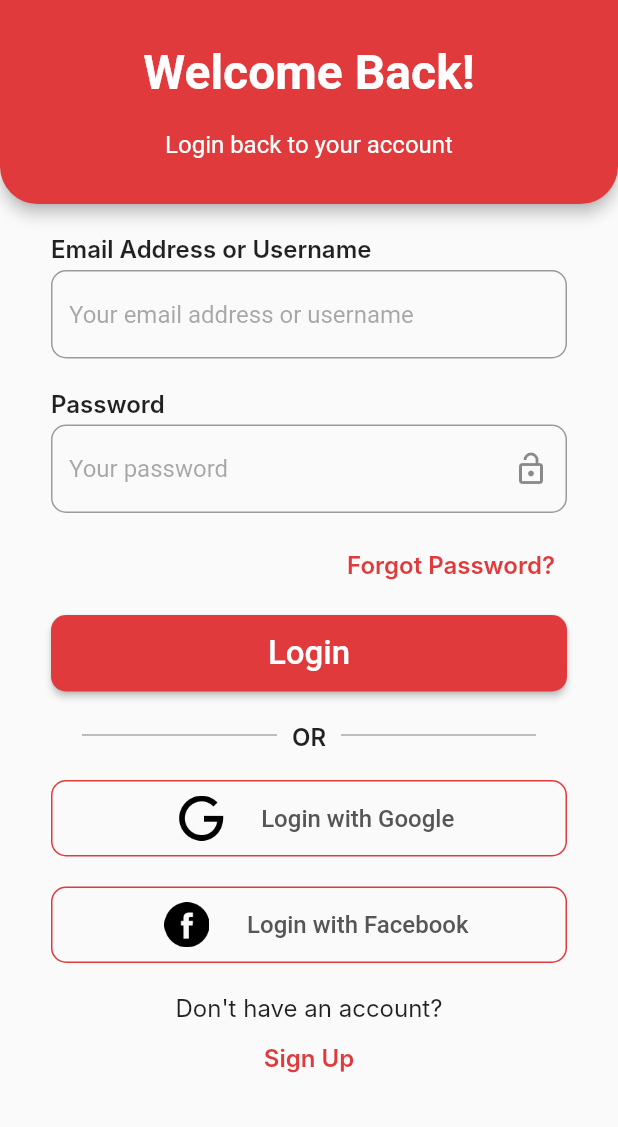
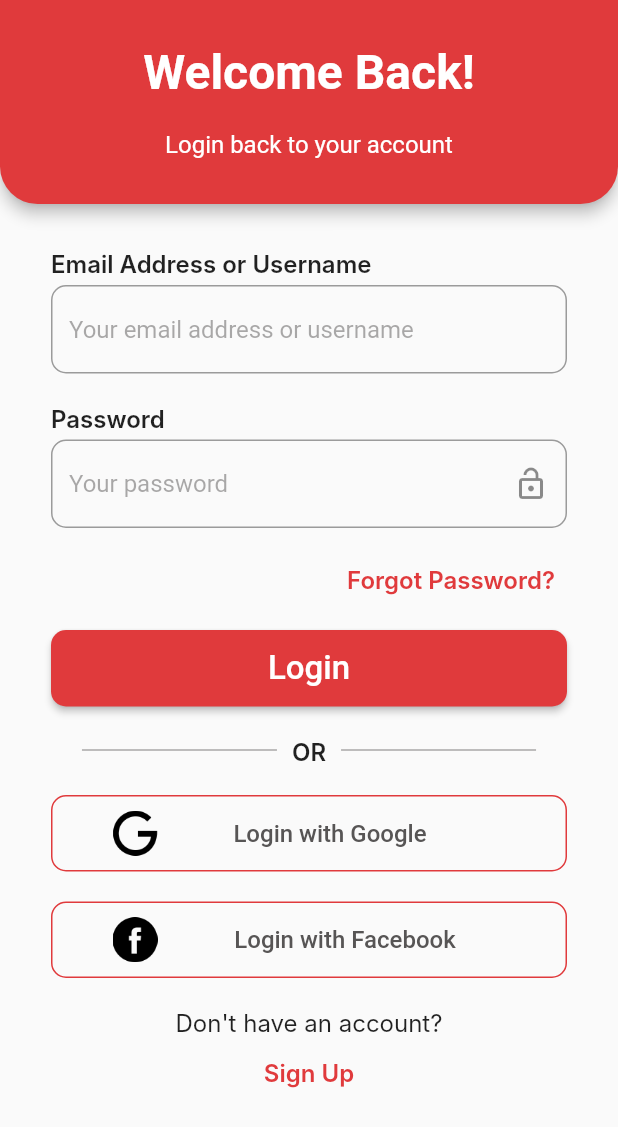
Before and after one commit to hammadalive7/FellowshipApp, a Flutter app: the LoginPage screen opened directly, on a phone screen of 412 x 824 dp. Shown: the top 1127 px of the screen. Run offline on Flutter 3.47's test engine with Material 2 defaults, Android fonts, the light colour scheme and no system bars; our stand-ins replace flutter_native_splash; Roboto replaces fonts that are missing (Helvetica Now Display, Inter).

Commit message:
Login UI optimized

```diff
--- a/lib/View/login/login_page.dart
+++ b/lib/View/login/login_page.dart
@@ -20,7 +20,7 @@ class LoginPage extends StatelessWidget {
             // mainAxisAlignment: MainAxisAlignment.center,
             crossAxisAlignment: CrossAxisAlignment.start,
             children: [
-              SizedBox(height: 20),
+              SizedBox(height: 30),
               Text(
                 "Email Address or Username",
                 style: TextStyle(
--- a/lib/components/textform_field.dart
+++ b/lib/components/textform_field.dart
@@ -1,13 +1,16 @@
-
-
-
 import 'package:flutter/material.dart';
 
 TextFormField CustomTextFormField(String Hinttext, bool TrailingIcon){
   return TextFormField(
-
+    validator: (value) {
+      if (value == null || value.isEmpty) {
+        return 'Please enter some text';
+      }
+      return null;
+    },
     decoration:  InputDecoration(
       // prefixIcon: LeadingIcon ? Icon(Icons.lock) : null,
+
       suffixIcon: TrailingIcon ? Icon(Icons.lock_open_outlined) : null,
       border: OutlineInputBorder(
         borderRadius: BorderRadius.all(Radius.circular(10)),
@@ -46,11 +49,21 @@ Widget LoginOutlinebutton(String button1Text,String button2Text, Function onPres
               ),
             ),
             child: Row(
-            mainAxisAlignment: MainAxisAlignment.center,
+              // mainAxisAlignment: MainAxisAlignment.center,
               children: [
-              Image.asset("assets/images/googlelogo.png", width: 50, height: 30,),
-              SizedBox(width: 15,),
-              Text(button1Text, style: const TextStyle(fontSize: 16, color: Color.fromRGBO(87, 85, 85, 1)),
+
+                Container(
+                    // color: Colors.green,
+                    width: 80,
+                    child: Center(child: Image.asset("assets/images/googlelogo.png", width: 50, height: 30,))),
+                // SizedBox(width: 15,),
+                Container(
+                  // color: Colors.red,
+                  width: 180,
+                  child: Center(
+                    child: Text(button1Text, style: const TextStyle(fontSize: 16, color: Color.fromRGBO(87, 85, 85, 1)),
+                    ),
+                  ),
                 ),
               ],
             ),
@@ -71,14 +84,21 @@ Widget LoginOutlinebutton(String button1Text,String button2Text, Function onPres
             ),
           ),
           child: Row(
-            mainAxisAlignment: MainAxisAlignment.center,
+            // mainAxisAlignment: MainAxisAlignment.center,
             children: [
 
               Container(
-
-                  child: Image.asset("assets/images/facebook.png", width: 50, height: 30,)),
-              SizedBox(width: 15,),
-              Text(button2Text, style: const TextStyle(fontSize: 16, color: Color.fromRGBO(87, 85, 85, 1)),
+                // color: Colors.green,
+                  width: 80,
+                  child: Center(child: Image.asset("assets/images/facebook.png", width: 50, height: 30,))),
+              // SizedBox(width: 15,),
+              Container(
+                // color: Colors.red,
+                width: 200,
+                child: Center(
+                  child: Text(button2Text, style: const TextStyle(fontSize: 16, color: Color.fromRGBO(87, 85, 85, 1)),
+        ),
+                ),
               ),
             ],
           ),
--- a/pubspec.yaml
+++ b/pubspec.yaml
@@ -35,6 +35,7 @@ dependencies:
   # The following adds the Cupertino Icons font to your application.
   # Use with the CupertinoIcons class for iOS style icons.
   cupertino_icons: ^1.0.2
+  flutter_lints: ^2.0.1
 
 dev_dependencies:
   dependencies:
@@ -48,7 +49,6 @@ dev_dependencies:
   # activated in the `analysis_options.yaml` file located at the root of your
   # package. See that file for information about deactivating specific lint
   # rules and activating additional ones.
-  flutter_lints: ^2.0.0
 
 # For information on the generic Dart part of this file, see the
 # following page: https://dart.dev/tools/pub/pubspec
```
Also changed, not shown: pubspec.lock. Lines whose indentation alone changed are shown as unchanged.
